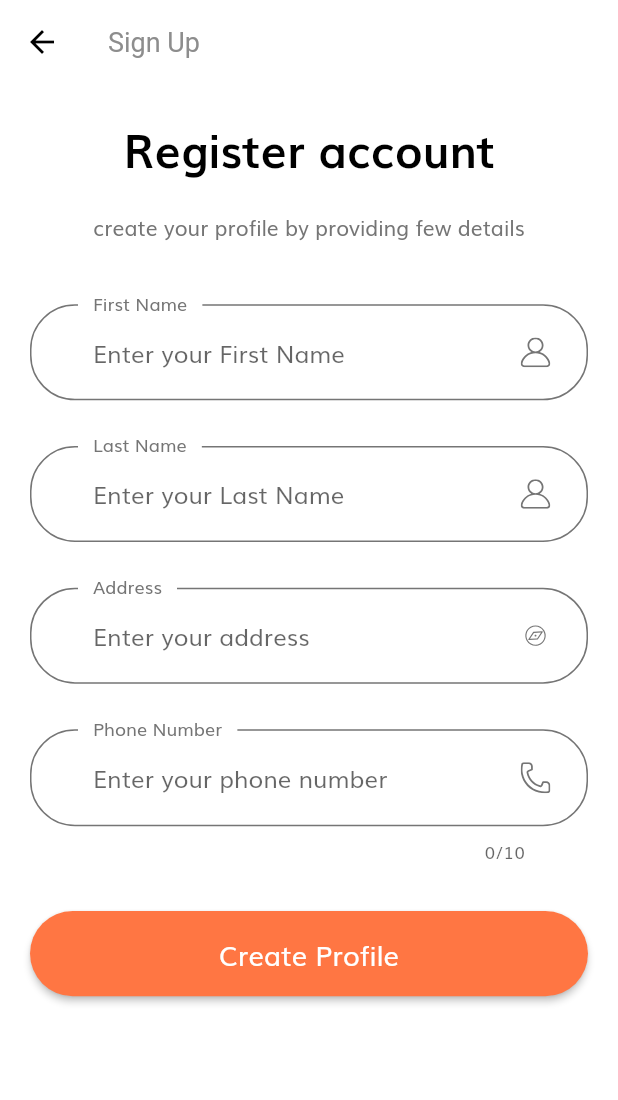
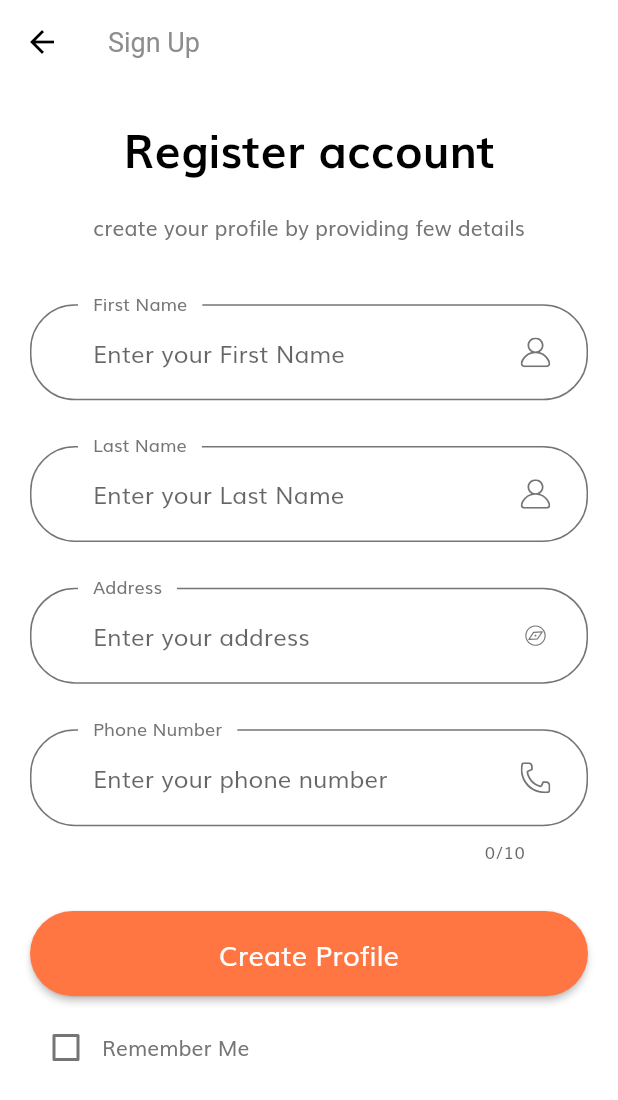
Before and after one commit to ritikjainx/kapda-app, a Flutter app: the LoginPage screen opened by its route, after a tap on "Sign UP", on a phone screen of 412 x 824 dp. Shown: the top 1100 px of the screen. Run offline on Flutter 3.47's test engine with Material 2 defaults, Android fonts, the phone set to English and light mode, and no system bars; our stand-ins replace firebase_auth, firebase_core, flutter_svg, shared_preferences; missing offline and left inert: gsheets; accounts and stored records are empty; key blocks and very long unbroken strings in the code were emptied for the run.

Commit message:
fix: added remember me flag with shared prefs

```diff
--- a/lib/Screens/CartScreen/CartScreen.dart
+++ b/lib/Screens/CartScreen/CartScreen.dart
@@ -28,7 +28,7 @@ class CartScreen extends StatelessWidget {
               ],
             ),
             textAlign: TextAlign.center),
-
+        centerTitle: true,
       ),
       body: Body(),
     );
--- a/lib/Screens/CreateProfilePage/body.dart
+++ b/lib/Screens/CreateProfilePage/body.dart
@@ -1,6 +1,5 @@
-import 'package:firebase_auth/firebase_auth.dart';
 import 'package:flutter/material.dart';
-import 'package:kapda/Modals/ApiModels/user_modal.dart' as userModal;
+import 'package:kapda/Modals/ApiModels/user_modal.dart' as usermodal;
 import 'package:kapda/components/CustomsvgImage.dart';
 import 'package:kapda/components/DefaultButton.dart';
 import 'package:kapda/components/Gap.dart';
@@ -8,6 +7,9 @@ import 'package:kapda/services/auth_provider.dart';
 import 'package:kapda/sizeConfig.dart';
 import 'package:provider/provider.dart';
 import 'package:uuid/uuid.dart';
+
+import '../../Constants.dart';
+import '../../services/shared_prefs.dart';
 
 class Body extends StatelessWidget {
   @override
@@ -46,6 +48,13 @@ class _DetailsState extends State<Details> {
   final _lastNameEditingController = TextEditingController();
   final _addressEditingController = TextEditingController();
   final _phoneNumberEditingController = TextEditingController();
+  bool rememberMe;
+
+  @override
+  void initState() {
+    super.initState();
+    rememberMe = UserSharedPrefs.getToRemember() ?? false;
+  }
 
   @override
   void dispose() {
@@ -128,7 +137,7 @@ class _DetailsState extends State<Details> {
 
                 var uuid = Uuid();
                 String uid = uuid.v4();
-                final user = userModal.User(
+                final user = usermodal.User(
                   // id: FirebaseAuth.instance.currentUser.uid,
                   id: uid,
                   firstName: _firstNameEditingController.text,
@@ -149,7 +158,22 @@ class _DetailsState extends State<Details> {
               Provider.of<AuthProvider>(context).errorText,
               style: const TextStyle(color: Colors.red, fontSize: 12),
               maxLines: 4,
-            )
+            ),
+          Row(
+            children: [
+              Checkbox(
+                value: rememberMe,
+                onChanged: (checkvalue) async {
+                  setState(() {
+                    rememberMe = !rememberMe;
+                  });
+                  await UserSharedPrefs.setToRemember(rememberMe);
+                },
+                activeColor: kPrimaryColor,
+              ),
+              const Text('Remember Me'),
+            ],
+          ),
         ],
       ),
     );
--- a/lib/Screens/LoginPage/components/Body.dart
+++ b/lib/Screens/LoginPage/components/Body.dart
@@ -1,6 +1,7 @@
 import 'package:flutter/material.dart';
 import 'package:kapda/components/NoaccountSignup.dart';
 import 'package:kapda/constants.dart';
+import 'package:kapda/services/shared_prefs.dart';
 import 'package:kapda/sizeConfig.dart';
 
 import 'SignForm.dart';
@@ -44,10 +45,11 @@ class _BodyState extends State<Body> {
               children: [
                 Checkbox(
                   value: rememberMe,
-                  onChanged: (checkvalue) {
+                  onChanged: (checkvalue) async {
                     setState(() {
                       rememberMe = !rememberMe;
                     });
+                    await UserSharedPrefs.setToRemember(rememberMe);
                   },
                   activeColor: kPrimaryColor,
                 ),
--- a/lib/Screens/LoginPage/components/SignForm.dart
+++ b/lib/Screens/LoginPage/components/SignForm.dart
@@ -6,8 +6,6 @@ import '../../../components/Gap.dart';
 import '../../../constants.dart';
 import '../../../services/auth_provider.dart';
 import '../../../sizeConfig.dart';
-import '../../OTP_Screen/OTPScreen.dart';
-
 class SignForm extends StatefulWidget {
   @override
   _SignFormState createState() => _SignFormState();
@@ -48,6 +46,7 @@ class _SignFormState extends State<SignForm> {
                 Provider.of<AuthProvider>(context, listen: false).updatePhoneNumber = _phoneEditingController.text;
                 bool exist = await Provider.of<AuthProvider>(context, listen: false).checkUser();
                 if (exist) {
+                  Provider.of<AuthProvider>(context, listen: false).updateErrorText("");
                   await Provider.of<AuthProvider>(context, listen: false).sendOtpToPhone(context: context);
                 }
               }
--- a/lib/Screens/OTP_Screen/Body.dart
+++ b/lib/Screens/OTP_Screen/Body.dart
@@ -197,7 +197,8 @@ class _BodyState extends State<Body> {
         onChanged: onchanged,
         textAlign: TextAlign.center,
         style: const TextStyle(color: Colors.black, fontSize: 24),
-        decoration: kOTPinputdecoration,
+        decoration: kOTPinputdecoration.copyWith(counterText: ""),
+        maxLength: 1,
       ),
     );
   }
--- a/lib/Screens/profile/profile.dart
+++ b/lib/Screens/profile/profile.dart
@@ -16,6 +16,7 @@ class Profile extends StatelessWidget {
           "profile",
           style: TextStyle(color: Colors.black),
         ),
+        centerTitle: true,
       ),
       body: Body(),
       bottomNavigationBar: const BottomNavBar(
--- a/lib/components/NoaccountSignup.dart
+++ b/lib/components/NoaccountSignup.dart
@@ -1,5 +1,7 @@
 import 'package:flutter/material.dart';
+import 'package:kapda/services/auth_provider.dart';
 import 'package:kapda/sizeConfig.dart';
+import 'package:provider/provider.dart';
 import '../Screens/CreateProfilePage/create_profile_page.dart';
 import '../constants.dart';
 
@@ -15,6 +17,7 @@ class NoAccountSignup extends StatelessWidget {
         ),
         GestureDetector(
           onTap: () {
+            Provider.of<AuthProvider>(context, listen: false).updateErrorText('');
             Navigator.pushNamed(context, CreateProfilePage.routeName);
           },
           child: Text(
--- /dev/null
+++ b/lib/services/shared_prefs.dart
@@ -0,0 +1,13 @@
+import 'package:shared_preferences/shared_preferences.dart';
+
+class UserSharedPrefs {
+  static SharedPreferences _prefs;
+
+  static Future init() async {
+    _prefs = await SharedPreferences.getInstance();
+  }
+
+  static const _rememberMe = 'toRemember';
+  static bool getToRemember() => _prefs.getBool(_rememberMe);
+  static Future setToRemember(bool value) async => await _prefs.setBool(_rememberMe, value);
+}
```
Also changed, not shown: lib/main.dart (+14 -2 lines).
